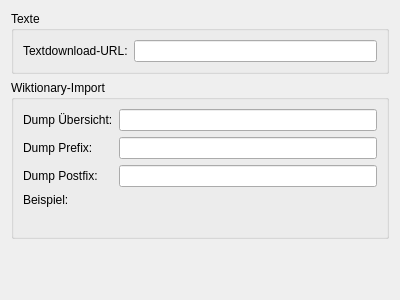
Before: the Qt Designer form simon/src/simonmodelmanagementui/internetextensiondlg.ui in KDE/simon, drawn with Qt 5.
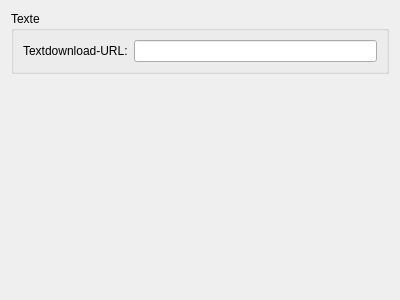
After: the same form once the commit is applied. Custom widgets are drawn as their Qt base class.

Commit message: Removed wiktionary import, readding the remote import configuration, removed unnescessary trainingstext

Patch:
```diff
--- a/simon/src/simonmodelmanagementui/internetextensiondlg.ui
+++ b/simon/src/simonmodelmanagementui/internetextensiondlg.ui
@@ -32,63 +32,6 @@
      </layout>
     </widget>
    </item>
-   <item>
-    <widget class="QGroupBox" name="groupBox" >
-     <property name="title" >
-      <string>Wiktionary-Import</string>
-     </property>
-     <layout class="QVBoxLayout" >
-      <item>
-       <layout class="QGridLayout" >
-        <item row="0" column="0" >
-         <widget class="QLabel" name="lbDumpOverview" >
-          <property name="text" >
-           <string>Dump Übersicht:</string>
-          </property>
-         </widget>
-        </item>
-        <item row="0" column="1" >
-         <widget class="KLineEdit" name="kcfg_WikiDumpOverview" />
-        </item>
-        <item row="1" column="0" >
-         <widget class="QLabel" name="lbDumpPrefix" >
-          <property name="text" >
-           <string>Dump Prefix:</string>
-          </property>
-         </widget>
-        </item>
-        <item row="1" column="1" >
-         <widget class="KLineEdit" name="kcfg_WikiDumpPrefix" />
-        </item>
-        <item row="2" column="0" >
-         <widget class="QLabel" name="lbDumpPostfix" >
-          <property name="text" >
-           <string>Dump Postfix:</string>
-          </property>
-         </widget>
-        </item>
-        <item row="2" column="1" >
-         <widget class="KLineEdit" name="kcfg_WikiDumpPostfix" />
-        </item>
-       </layout>
-      </item>
-      <item>
-       <widget class="QLabel" name="lbExample" >
-        <property name="text" >
-         <string>Beispiel:</string>
-        </property>
-       </widget>
-      </item>
-      <item>
-       <widget class="QLabel" name="lbExampleURL" >
-        <property name="text" >
-         <string/>
-        </property>
-       </widget>
-      </item>
-     </layout>
-    </widget>
-   </item>
    <item>
     <spacer>
      <property name="orientation" >
```
The commit also changes 21 other files.
